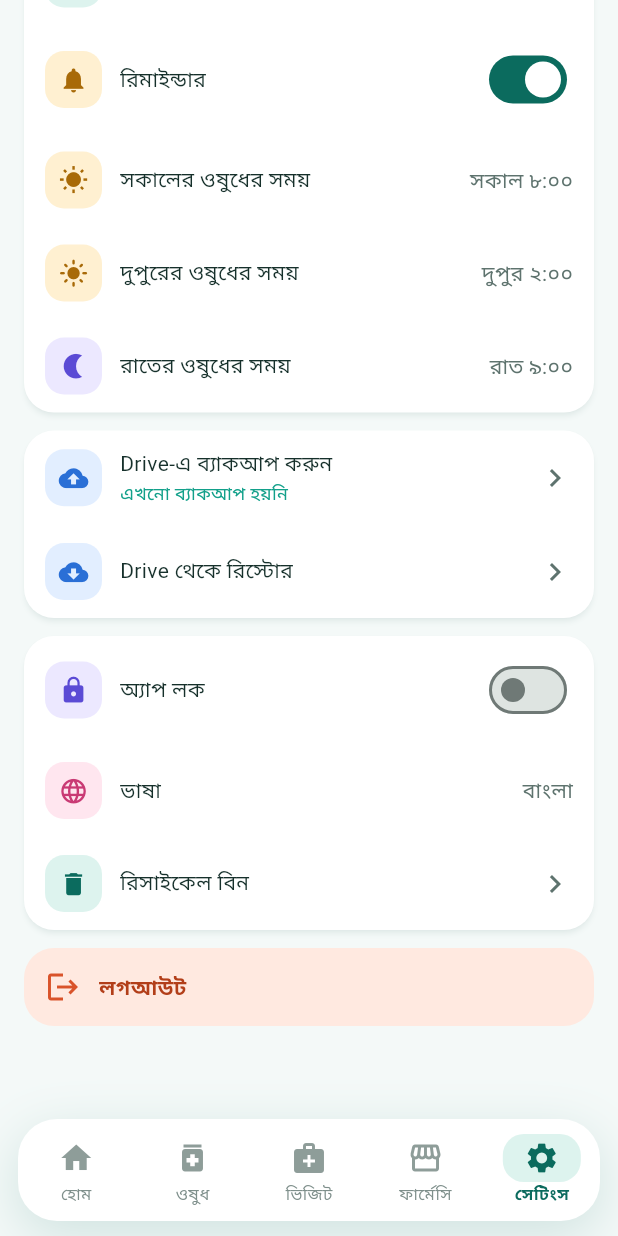
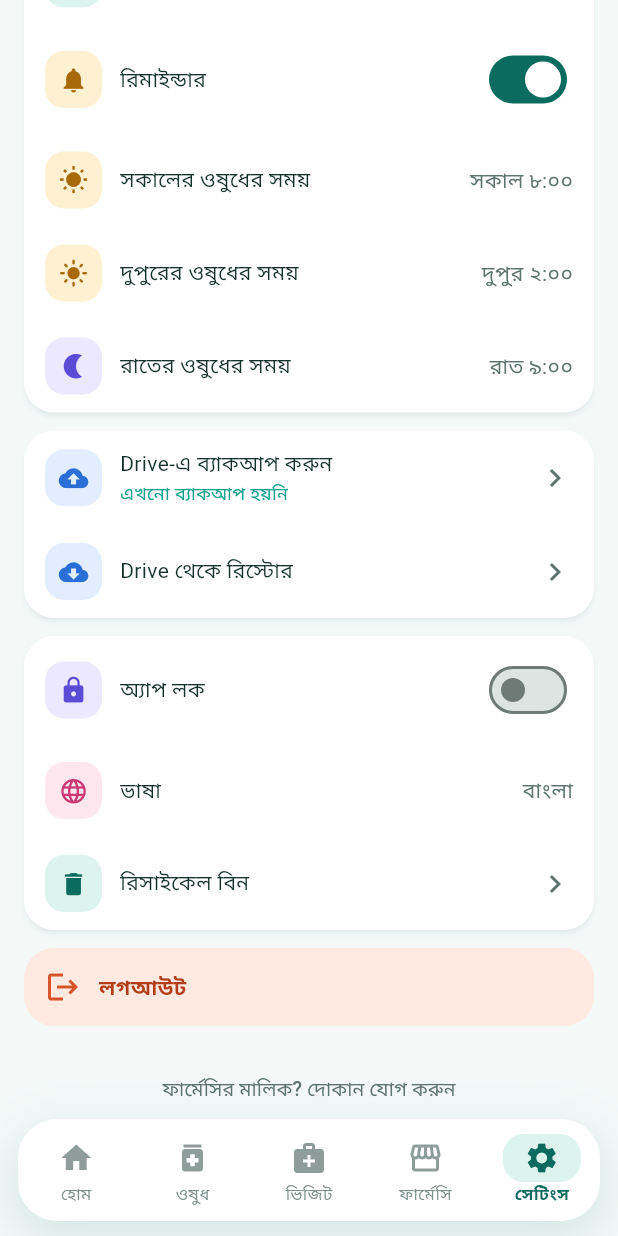
Before and after one commit to mizanosmani91-tech/health_app, a Flutter app: the PatientShell screen opened directly, item 5 of the bottom bar chosen, scrolled down 169 dp, on a phone screen of 412 x 824 dp. Run offline on Flutter 3.47's test engine with Material 3 defaults, Android fonts, the phone set to English and light mode, and no system bars; our stand-ins replace flutter_local_notifications, flutter_timezone, google_fonts, google_sign_in, image_picker, local_auth and 3 more; missing offline and left inert: mobile_scanner; accounts and stored records are empty.

Commit message:
Quiet 'add your pharmacy' link at the bottom of settings for users without a pharmacy
Co-Authored-By: Claude Sonnet 5.5 <noreply@anthropic.com>
Claude-Session: https://claude.ai/code/session_01X9QARxQ1qKUZUvS15yw171

```diff
--- a/lib/features/patient/settings_page.dart
+++ b/lib/features/patient/settings_page.dart
@@ -159,6 +159,21 @@ class _SettingsPageState extends State<SettingsPage> {
               Text('লগআউট', style: TextStyle(color: Color(0xFFB23E19), fontWeight: FontWeight.w600)),
             ]),
           ),
+          // Deliberately quiet: not a card, not in the way. Only shown to people who don't own a pharmacy yet.
+          if (!s.offline && !s.ownsPharmacy)
+            Padding(
+              padding: const EdgeInsets.only(top: 18),
+              child: Center(
+                child: TextButton(
+                  onPressed: () async {
+                    if (await confirm(context, 'ফার্মেসির মালিক হিসেবে দোকান যোগ করতে চান?', yes: 'হ্যাঁ, দোকান যোগ করব') && context.mounted) {
+                      s.switchRole(UserRole.owner);
+                    }
+                  },
+                  child: Text('ফার্মেসির মালিক? দোকান যোগ করুন', style: TextStyle(color: context.pal.muted, fontSize: 13)),
+                ),
+              ),
+            ),
         ]),
       ),
     ]);
```
Also changed, not shown: 1 other file.
